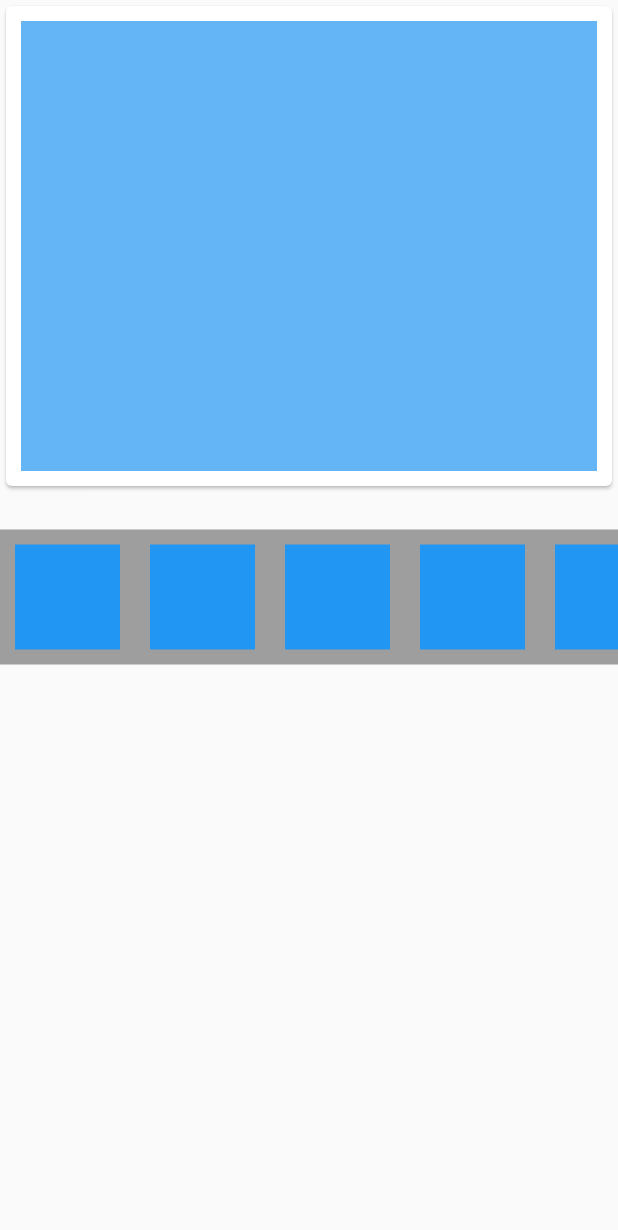
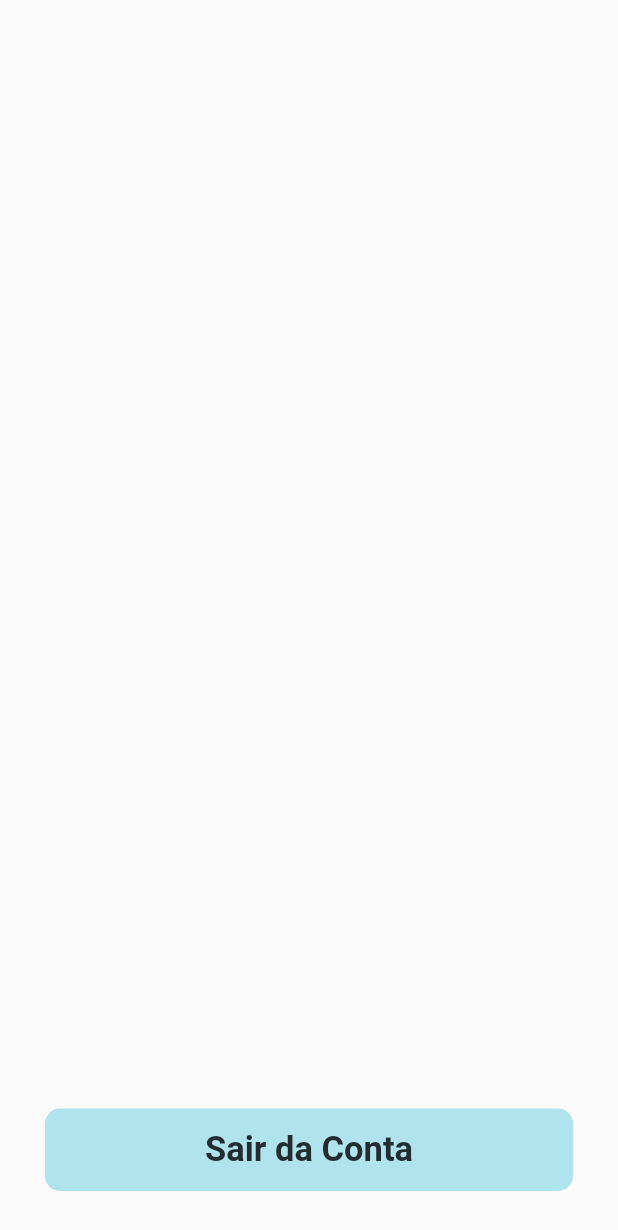
Before and after one commit to fineasyio/fineasy_frontend, a Flutter app: the screen it shows after launch, after a tap on "Entrar", on a phone screen of 412 x 824 dp. Shown: the top 1230 px of the screen. Run offline on Flutter 3.47's test engine with Material 2 defaults, Android fonts, the phone set to English and light mode, and no system bars; our stand-ins replace google_sign_in.

Commit message:
config login google (#9)

```diff
--- a/lib/main.dart
+++ b/lib/main.dart
@@ -5,7 +5,21 @@ import 'package:flutter/material.dart';
 import 'package:finan_easy/view/v_login.dart';
 
 void main() {
-  runApp(const Fineasy());
+  runApp(GoogleSignInApp());
+}
+
+class GoogleSignInApp extends StatefulWidget {
+  const GoogleSignInApp({Key? key}) : super(key: key);
+
+  @override
+  State<GoogleSignInApp> createState() => _GoogleSignInAppState();
+}
+
+class _GoogleSignInAppState extends State<GoogleSignInApp> {
+  @override
+  Widget build(BuildContext context) {
+    return const Fineasy();
+  }
 }
 
 final v_login = LoginPagina();
--- a/lib/view/v_home.dart
+++ b/lib/view/v_home.dart
@@ -1,12 +1,16 @@
 import 'package:flutter/material.dart';
+import 'package:google_sign_in/google_sign_in.dart';
 
 class Home extends StatelessWidget {
   const Home({Key? key}) : super(key: key);
 
   @override
   Widget build(BuildContext context) {
+    GoogleSignIn _googleSignIn = GoogleSignIn(scopes: ['email']);
+    GoogleSignInAccount? user = _googleSignIn.currentUser;
     return Scaffold(
-         body: ListView(
+
+        /*body: ListView(
            children: [
              cartao(context),
              Container(
@@ -30,28 +34,52 @@ class Home extends StatelessWidget {
               ),
             )
            ],
-         )
-        );
+         )   **/
+
+        body: Align(
+      alignment: Alignment.bottomCenter,
+      child: Container(
+        margin: EdgeInsets.all(30),
+        height: 55,
+        alignment: Alignment.center,
+        decoration: const BoxDecoration(
+          color: Color.fromARGB(255, 175, 228, 238),
+          borderRadius: BorderRadius.all(Radius.circular(10)),
+        ),
+        child: SizedBox.expand(
+          child: FlatButton(
+            onPressed: user != null
+                ? null
+                : () async {
+                    await _googleSignIn.signOut();
+                    Navigator.of(context).pushNamed('/');
+                  },
+            child: const Text(
+              "Sair da Conta",
+              style: TextStyle(
+                  fontWeight: FontWeight.bold,
+                  color: Color.fromARGB(255, 35, 44, 49),
+                  fontSize: 23),
+            ),
+          ),
+        ),
+      ),
+    ));
+  }
 }
 
-  }
-
-
-  Widget botaoLista(BuildContext context){
+Widget botaoLista(BuildContext context) {
   return Container(
     color: Colors.blue,
     margin: EdgeInsets.all(10),
     height: 70,
-            width:  70,
+    width: 70,
   );
 }
 
-  Widget cartao(BuildContext context){
+Widget cartao(BuildContext context) {
   return Card(
     child: Container(
-          margin: EdgeInsets.all(10),
-          color: Colors.blue[300],
-          height: 300
-        ),
+        margin: EdgeInsets.all(10), color: Colors.blue[300], height: 300),
   );
 }
--- a/lib/view/v_login.dart
+++ b/lib/view/v_login.dart
@@ -2,12 +2,15 @@
 // ignore_for_file: deprecated_member_use
 
 import 'package:flutter/material.dart';
+import 'package:google_sign_in/google_sign_in.dart';
 
 class LoginPagina extends StatelessWidget {
   const LoginPagina({Key? key}) : super(key: key);
 
   @override
   Widget build(BuildContext context) {
+    GoogleSignIn _googleSignIn = GoogleSignIn(scopes: ['email']);
+    GoogleSignInAccount? user = _googleSignIn.currentUser;
     return Scaffold(
       body: Container(
         padding: const EdgeInsets.only(
@@ -85,8 +88,8 @@ class LoginPagina extends StatelessWidget {
               ),
             ),
             const SizedBox(
-              width: 40,
-              height: 40,
+              width: 15,
+              height: 15,
             ),
             Container(
               height: 55,
@@ -112,8 +115,8 @@ class LoginPagina extends StatelessWidget {
               ),
             ),
             const SizedBox(
-              width: 20,
-              height: 20,
+              width: 15,
+              height: 15,
             ),
             Container(
               height: 55,
@@ -137,6 +140,33 @@ class LoginPagina extends StatelessWidget {
                 ),
               ),
             ),
+            const SizedBox(
+              width: 15,
+              height: 15,
+            ),
+            Container(
+              height: 55,
+              alignment: Alignment.center,
+              decoration: const BoxDecoration(
+                color: Color.fromARGB(255, 175, 228, 238),
+                borderRadius: BorderRadius.all(Radius.circular(10)),
+              ),
+              child: SizedBox.expand(
+                child: FlatButton(
+                  onPressed: () async {
+                    await _googleSignIn.signIn();
+                    Navigator.of(context).pushNamed('/Home');
+                  },
+                  child: const Text(
+                    "Login Google",
+                    style: TextStyle(
+                        fontWeight: FontWeight.bold,
+                        color: Color.fromARGB(255, 35, 44, 49),
+                        fontSize: 23),
+                  ),
+                ),
+              ),
+            ),
           ],
         ),
       ),
--- a/pubspec.yaml
+++ b/pubspec.yaml
@@ -29,11 +29,15 @@ environment:
 dependencies:
   flutter:
     sdk: flutter
-
+  firebase_core: ^1.0.2
+  firebase_auth: ^1.0.1
+  cloud_firestore: ^3.1.13
+  cloud_firestore_web: ^2.6.13
 
   # The following adds the Cupertino Icons font to your application.
   # Use with the CupertinoIcons class for iOS style icons.
   cupertino_icons: ^1.0.2
+  google_sign_in: ^5.3.3
 
 dev_dependencies:
   flutter_launcher_icons:
```
Also changed, not shown: pubspec.lock, 4 other files. Lines whose indentation alone changed are shown as unchanged.
